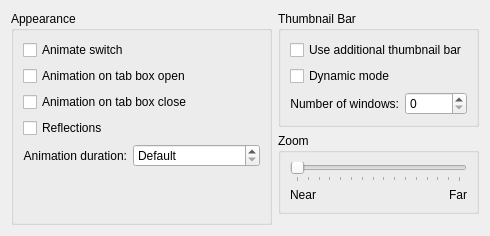
KDE/kwin, file effects/coverswitch/coverswitch_config.ui: the form before one commit.
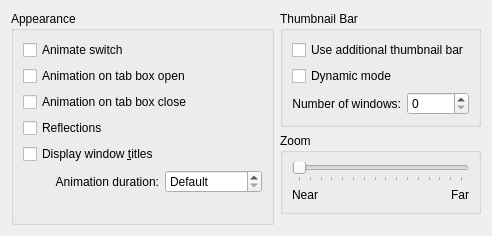
The form after the commit.

Commit message: make window title display optional

Diff of the .ui file:
```diff
--- a/effects/coverswitch/coverswitch_config.ui
+++ b/effects/coverswitch/coverswitch_config.ui
@@ -1,11 +1,11 @@
 <ui version="4.0" >
  <class>KWin::CoverSwitchEffectConfigForm</class>
- <widget class="QWidget" name="KWin::CoverSwitchEffectConfigForm" >
-  <property name="geometry" >
+ <widget class="QWidget" name="KWin::CoverSwitchEffectConfigForm">
+  <property name="geometry">
    <rect>
     <x>0</x>
     <y>0</y>
-    <width>490</width>
+    <width>492</width>
     <height>236</height>
    </rect>
   </property>
@@ -137,10 +137,10 @@
         </property>
        </widget>
       </item>
-      <item row="4" column="1" >
-       <widget class="QSpinBox" name="spinDuration" >
-        <property name="sizePolicy" >
-         <sizepolicy vsizetype="Fixed" hsizetype="Expanding" >
+      <item row="5" column="1">
+       <widget class="QSpinBox" name="spinDuration">
+        <property name="sizePolicy">
+         <sizepolicy hsizetype="Expanding" vsizetype="Fixed">
           <horstretch>0</horstretch>
           <verstretch>0</verstretch>
          </sizepolicy>
@@ -159,9 +159,9 @@
         </property>
        </widget>
       </item>
-      <item row="4" column="0" >
-       <widget class="QLabel" name="label_3" >
-        <property name="text" >
+      <item row="5" column="0">
+       <widget class="QLabel" name="label_3">
+        <property name="text">
          <string>Animation duration:</string>
         </property>
         <property name="alignment" >
@@ -172,9 +172,9 @@
         </property>
        </widget>
       </item>
-      <item row="5" column="0" colspan="2" >
-       <spacer name="verticalSpacer" >
-        <property name="orientation" >
+      <item row="6" column="0" colspan="2">
+       <spacer name="verticalSpacer">
+        <property name="orientation">
          <enum>Qt::Vertical</enum>
         </property>
         <property name="sizeHint" stdset="0" >
@@ -185,6 +185,16 @@
         </property>
        </spacer>
       </item>
+      <item row="4" column="0">
+       <widget class="QCheckBox" name="checkWindowTitle">
+        <property name="text">
+         <string>Display window &amp;titles</string>
+        </property>
+        <property name="shortcut">
+         <string/>
+        </property>
+       </widget>
+      </item>
      </layout>
     </widget>
    </item>
```
Left out of the diff: 135 changed lines with no effect on the pictures. The commit also changes 3 other files.
